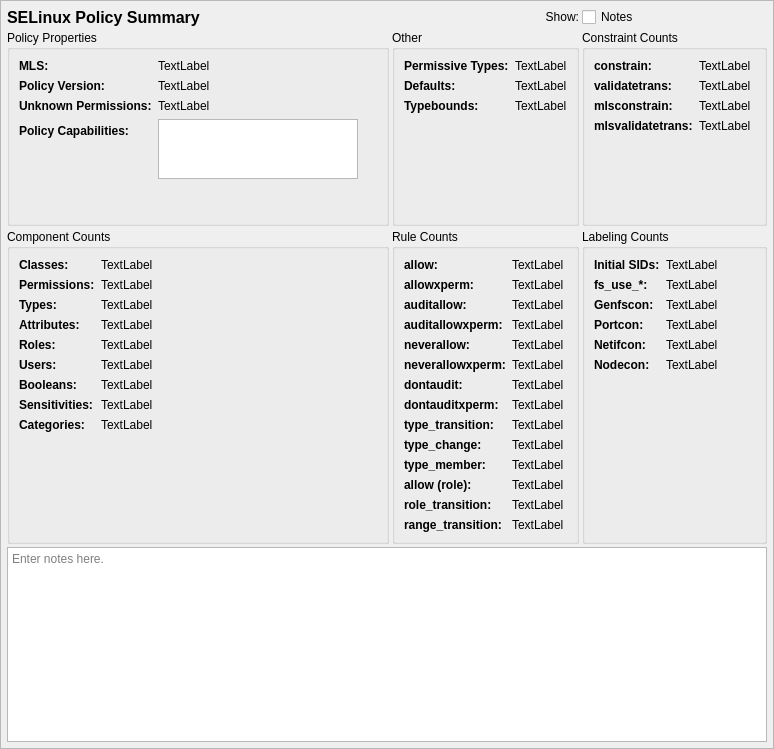
Qt form data/summary.ui (SELinuxProject/setools) before a commit.
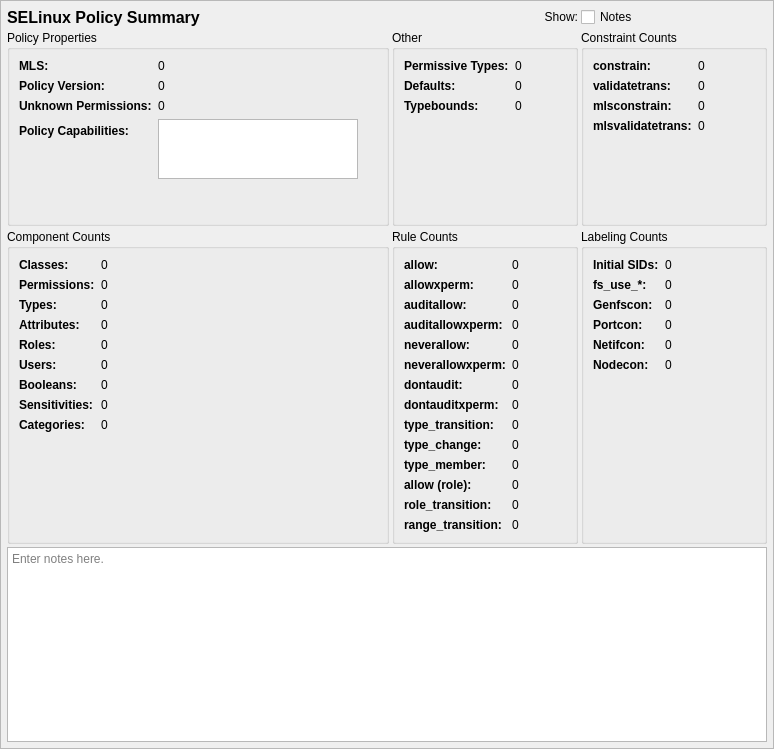
The same form after that commit.

Commit message:
SummaryTab: disable irrelevant fields when MLS is disabled.
Also add tooltips restating that MLS is disabled.

The edit to the form file:
```diff
--- a/data/summary.ui
+++ b/data/summary.ui
@@ -95,7 +95,7 @@
        <item row="1" column="1">
         <widget class="QLabel" name="policy_version">
          <property name="text">
-          <string>TextLabel</string>
+          <string>0</string>
          </property>
         </widget>
        </item>
@@ -115,7 +115,7 @@
        <item row="2" column="1">
         <widget class="QLabel" name="handle_unknown">
          <property name="text">
-          <string>TextLabel</string>
+          <string>0</string>
          </property>
         </widget>
        </item>
@@ -135,7 +135,7 @@
        <item row="0" column="1">
         <widget class="QLabel" name="mls">
          <property name="text">
-          <string>TextLabel</string>
+          <string>0</string>
          </property>
         </widget>
        </item>
@@ -342,77 +342,77 @@
        <item row="0" column="1">
         <widget class="QLabel" name="allow_count">
          <property name="text">
-          <string>TextLabel</string>
+          <string>0</string>
          </property>
         </widget>
        </item>
        <item row="1" column="1">
         <widget class="QLabel" name="allowxperm_count">
          <property name="text">
-          <string>TextLabel</string>
+          <string>0</string>
          </property>
         </widget>
        </item>
        <item row="2" column="1">
         <widget class="QLabel" name="auditallow_count">
          <property name="text">
-          <string>TextLabel</string>
+          <string>0</string>
          </property>
         </widget>
        </item>
        <item row="3" column="1">
         <widget class="QLabel" name="auditallowxperm_count">
          <property name="text">
-          <string>TextLabel</string>
+          <string>0</string>
          </property>
         </widget>
        </item>
        <item row="4" column="1">
         <widget class="QLabel" name="neverallow_count">
          <property name="text">
-          <string>TextLabel</string>
+          <string>0</string>
          </property>
         </widget>
        </item>
        <item row="5" column="1">
         <widget class="QLabel" name="neverallowxperm_count">
          <property name="text">
-          <string>TextLabel</string>
+          <string>0</string>
          </property>
         </widget>
        </item>
        <item row="6" column="1">
         <widget class="QLabel" name="dontaudit_count">
          <property name="text">
-          <string>TextLabel</string>
+          <string>0</string>
          </property>
         </widget>
        </item>
        <item row="7" column="1">
         <widget class="QLabel" name="dontauditxperm_count">
          <property name="text">
-          <string>TextLabel</string>
+          <string>0</string>
          </property>
         </widget>
        </item>
        <item row="8" column="1">
         <widget class="QLabel" name="type_transition_count">
          <property name="text">
-          <string>TextLabel</string>
+          <string>0</string>
          </property>
         </widget>
        </item>
        <item row="9" column="1">
         <widget class="QLabel" name="type_change_count">
          <property name="text">
-          <string>TextLabel</string>
+          <string>0</string>
          </property>
         </widget>
        </item>
        <item row="10" column="1">
         <widget class="QLabel" name="type_member_count">
          <property name="text">
-          <string>TextLabel</string>
+          <string>0</string>
          </property>
         </widget>
        </item>
@@ -458,21 +458,21 @@
        <item row="11" column="1">
         <widget class="QLabel" name="role_allow_count">
          <property name="text">
-          <string>TextLabel</string>
+          <string>0</string>
          </property>
         </widget>
        </item>
        <item row="12" column="1">
         <widget class="QLabel" name="role_transition_count">
          <property name="text">
-          <string>TextLabel</string>
+          <string>0</string>
          </property>
         </widget>
        </item>
        <item row="13" column="1">
         <widget class="QLabel" name="range_transition_count">
          <property name="text">
-          <string>TextLabel</string>
+          <string>0</string>
          </property>
         </widget>
        </item>
@@ -501,7 +501,7 @@
        <item row="0" column="1">
         <widget class="QLabel" name="class_count">
          <property name="text">
-          <string>TextLabel</string>
+          <string>0</string>
          </property>
         </widget>
        </item>
@@ -534,14 +534,14 @@
        <item row="1" column="1">
         <widget class="QLabel" name="perms_count">
          <property name="text">
-          <string>TextLabel</string>
+          <string>0</string>
          </property>
         </widget>
        </item>
        <item row="2" column="1">
         <widget class="QLabel" name="type_count">
          <property name="text">
-          <string>TextLabel</string>
+          <string>0</string>
          </property>
         </widget>
        </item>
@@ -561,7 +561,7 @@
        <item row="3" column="1">
         <widget class="QLabel" name="attribute_count">
          <property name="text">
-          <string>TextLabel</string>
+          <string>0</string>
          </property>
         </widget>
        </item>
@@ -633,35 +633,35 @@
        <item row="4" column="1">
         <widget class="QLabel" name="role_count">
          <property name="text">
-          <string>TextLabel</string>
+          <string>0</string>
          </property>
         </widget>
        </item>
        <item row="5" column="1">
         <widget class="QLabel" name="user_count">
          <property name="text">
-          <string>TextLabel</string>
+          <string>0</string>
          </property>
         </widget>
        </item>
        <item row="6" column="1">
         <widget class="QLabel" name="bool_count">
          <property name="text">
-          <string>TextLabel</string>
+          <string>0</string>
          </property>
         </widget>
        </item>
        <item row="7" column="1">
         <widget class="QLabel" name="sensitivity_count">
          <property name="text">
-          <string>TextLabel</string>
+          <string>0</string>
          </property>
         </widget>
        </item>
        <item row="8" column="1">
         <widget class="QLabel" name="category_count">
          <property name="text">
-          <string>TextLabel</string>
+          <string>0</string>
          </property>
         </widget>
        </item>
@@ -690,7 +690,7 @@
        <item row="0" column="1">
         <widget class="QLabel" name="constrain_count">
          <property name="text">
-          <string>TextLabel</string>
+          <string>0</string>
          </property>
         </widget>
        </item>
@@ -710,7 +710,7 @@
        <item row="1" column="1">
         <widget class="QLabel" name="validatetrans_count">
          <property name="text">
-          <string>TextLabel</string>
+          <string>0</string>
          </property>
         </widget>
        </item>
@@ -730,7 +730,7 @@
        <item row="2" column="1">
         <widget class="QLabel" name="mlsconstrain_count">
          <property name="text">
-          <string>TextLabel</string>
+          <string>0</string>
          </property>
         </widget>
        </item>
@@ -750,7 +750,7 @@
        <item row="3" column="1">
         <widget class="QLabel" name="mlsvalidatetrans_count">
          <property name="text">
-          <string>TextLabel</string>
+          <string>0</string>
          </property>
         </widget>
        </item>
@@ -779,7 +779,7 @@
        <item row="0" column="1">
         <widget class="QLabel" name="permissive_count">
          <property name="text">
-          <string>TextLabel</string>
+          <string>0</string>
          </property>
         </widget>
        </item>
@@ -799,7 +799,7 @@
        <item row="1" column="1">
         <widget class="QLabel" name="default_count">
          <property name="text">
-          <string>TextLabel</string>
+          <string>0</string>
          </property>
         </widget>
        </item>
@@ -819,7 +819,7 @@
        <item row="2" column="1">
         <widget class="QLabel" name="typebounds_count">
          <property name="text">
-          <string>TextLabel</string>
+          <string>0</string>
          </property>
         </widget>
        </item>
@@ -900,35 +900,35 @@
        <item row="0" column="1">
         <widget class="QLabel" name="initsid_count">
          <property name="text">
-          <string>TextLabel</string>
+          <string>0</string>
          </property>
         </widget>
        </item>
        <item row="2" column="1">
         <widget class="QLabel" name="genfscon_count">
          <property name="text">
-          <string>TextLabel</string>
+          <string>0</string>
          </property>
         </widget>
        </item>
        <item row="1" column="1">
         <widget class="QLabel" name="fs_use_count">
          <property name="text">
-          <string>TextLabel</string>
+          <string>0</string>
          </property>
         </widget>
        </item>
        <item row="3" column="1">
         <widget class="QLabel" name="portcon_count">
          <property name="text">
-          <string>TextLabel</string>
+          <string>0</string>
          </property>
         </widget>
        </item>
        <item row="5" column="1">
         <widget class="QLabel" name="nodecon_count">
          <property name="text">
-          <string>TextLabel</string>
+          <string>0</string>
          </property>
         </widget>
        </item>
@@ -948,7 +948,7 @@
        <item row="4" column="1">
         <widget class="QLabel" name="netifcon_count">
          <property name="text">
-          <string>TextLabel</string>
+          <string>0</string>
          </property>
         </widget>
        </item>
```
Left out of the diff: 10 changed lines with no effect on the pictures. The commit also changes 1 other file.
